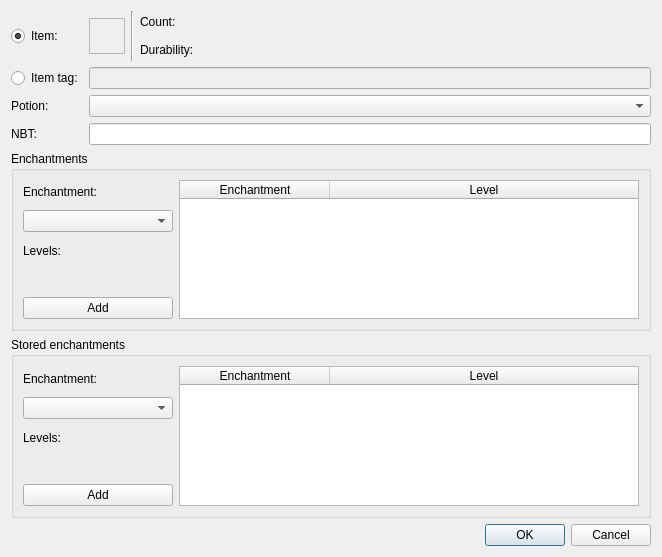
Above: src/itemconditiondialog.ui from IoeCmcomc/MCDatapacker before the change. Below: the same form after it.
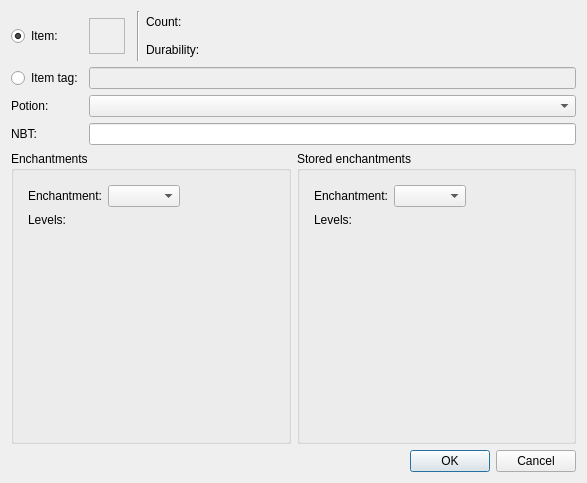
That is the form after the change. Custom widgets are drawn as their Qt base class.

Commit message:
[Refactor] Replace tables in ItemConditionDialog with ExtendedTableWidget
ItemConditionDialog:
- from_1_17 is no longer a class member.

DataWidgetControllerExtendedTableWidget:
- New DataWidgetController subclass wrapping a ExtendedTableWidget
object.

DataWidgetControllerInventorySlot:
- Fix hasAcceptableValue() return wrong value.

ExtendedTableWidget:
- Fix old container widget not getting deleted in a modal dialog;
- Renamed __qt__passive_table to table.

What changed in the file:
```diff
--- a/src/itemconditiondialog.ui
+++ b/src/itemconditiondialog.ui
@@ -6,14 +6,185 @@
    <rect>
     <x>0</x>
     <y>0</y>
-    <width>662</width>
-    <height>557</height>
+    <width>587</width>
+    <height>483</height>
    </rect>
   </property>
   <property name="windowTitle">
    <string>Item condition</string>
   </property>
   <layout class="QGridLayout" name="gridLayout_3">
+   <item row="0" column="3" rowspan="2">
+    <widget class="Line" name="line">
+     <property name="orientation">
+      <enum>Qt::Vertical</enum>
+     </property>
+    </widget>
+   </item>
+   <item row="0" column="4">
+    <widget class="QLabel" name="label">
+     <property name="text">
+      <string>Count:</string>
+     </property>
+    </widget>
+   </item>
+   <item row="6" column="0" colspan="8">
+    <layout class="QHBoxLayout" name="horizontalLayout">
+     <item>
+      <widget class="QGroupBox" name="groupBox">
+       <property name="title">
+        <string>Enchantments</string>
+       </property>
+       <layout class="QGridLayout" name="gridLayout">
+        <property name="leftMargin">
+         <number>5</number>
+        </property>
+        <property name="topMargin">
+         <number>5</number>
+        </property>
+        <property name="rightMargin">
+         <number>5</number>
+        </property>
+        <property name="bottomMargin">
+         <number>5</number>
+        </property>
+        <item row="0" column="0">
+         <widget class="ExtendedTableWidget" name="enchantmentsTable">
+          <property name="jsonMode">
+           <enum>ExtendedTableWidget::List</enum>
+          </property>
+          <property name="columnTitles">
+           <stringlist>
+            <string>Enchantment</string>
+            <string>Levels</string>
+           </stringlist>
+          </property>
+          <widget class="QFrame" name="enchantsContainer">
+           <layout class="QFormLayout" name="formLayout_2">
+            <item row="0" column="1">
+             <widget class="QComboBox" name="enchant_combo"/>
+            </item>
+            <item row="0" column="0">
+             <widget class="QLabel" name="label_3">
+              <property name="text">
+               <string>Enchantment:</string>
+              </property>
+             </widget>
+            </item>
+            <item row="1" column="1">
+             <widget class="NumberProvider" name="enchant_levelInput">
+              <property name="sizePolicy">
+               <sizepolicy hsizetype="Preferred" vsizetype="Fixed">
+                <horstretch>0</horstretch>
+                <verstretch>0</verstretch>
+               </sizepolicy>
+              </property>
+              <property name="modes">
+               <set>NumberProvider::ExactAndRange</set>
+              </property>
+             </widget>
+            </item>
+            <item row="1" column="0">
+             <widget class="QLabel" name="label_4">
+              <property name="text">
+               <string>Levels:</string>
+              </property>
+             </widget>
+            </item>
+           </layout>
+          </widget>
+         </widget>
+        </item>
+       </layout>
+      </widget>
+     </item>
+     <item>
+      <widget class="QGroupBox" name="groupBox_2">
+       <property name="title">
+        <string>Stored enchantments</string>
+       </property>
+       <layout class="QGridLayout" name="gridLayout_2">
+        <property name="leftMargin">
+         <number>5</number>
+        </property>
+        <property name="topMargin">
+         <number>5</number>
+        </property>
+        <property name="rightMargin">
+         <number>5</number>
+        </property>
+        <property name="bottomMargin">
+         <number>5</number>
+        </property>
+        <item row="0" column="0">
+         <widget class="ExtendedTableWidget" name="storedEnchantsTable">
+          <property name="jsonMode">
+           <enum>ExtendedTableWidget::List</enum>
+          </property>
+          <property name="columnTitles">
+           <stringlist>
+            <string>Enchantment</string>
+            <string>Levels</string>
+           </stringlist>
+          </property>
+          <widget class="QFrame" name="storedEnchantsContainer">
+           <layout class="QFormLayout" name="formLayout">
+            <item row="0" column="1">
+             <widget class="QComboBox" name="stored_combo"/>
+            </item>
+            <item row="0" column="0">
+             <widget class="QLabel" name="label_5">
+              <property name="text">
+               <string>Enchantment:</string>
+              </property>
+             </widget>
+            </item>
+            <item row="1" column="1">
+             <widget class="NumberProvider" name="stored_levelInput">
+              <property name="sizePolicy">
+               <sizepolicy hsizetype="Preferred" vsizetype="Fixed">
+                <horstretch>0</horstretch>
+                <verstretch>0</verstretch>
+               </sizepolicy>
+              </property>
+              <property name="modes">
+               <set>NumberProvider::ExactAndRange</set>
+              </property>
+             </widget>
+            </item>
+            <item row="1" column="0">
+             <widget class="QLabel" name="label_6">
+              <property name="text">
+               <string>Levels:</string>
+              </property>
+             </widget>
+            </item>
+           </layout>
+          </widget>
+         </widget>
+        </item>
+       </layout>
+      </widget>
+     </item>
+    </layout>
+   </item>
+   <item row="4" column="0">
+    <widget class="QLabel" name="label_9">
+     <property name="text">
+      <string>Potion:</string>
+     </property>
+    </widget>
+   </item>
+   <item row="7" column="7">
+    <widget class="QDialogButtonBox" name="buttonBox">
+     <property name="orientation">
+      <enum>Qt::Horizontal</enum>
+     </property>
+     <property name="standardButtons">
+      <set>QDialogButtonBox::Cancel|QDialogButtonBox::Ok</set>
+     </property>
+    </widget>
+   </item>
    <item row="0" column="1" rowspan="2">
     <widget class="InventorySlot" name="itemSlot">
      <property name="sizePolicy">
@@ -36,273 +207,46 @@
      </property>
     </widget>
    </item>
-   <item row="0" column="5">
-    <widget class="NumberProvider" name="countInput">
-     <property name="sizePolicy">
-      <sizepolicy hsizetype="Preferred" vsizetype="Fixed">
-       <horstretch>0</horstretch>
-       <verstretch>0</verstretch>
-      </sizepolicy>
-     </property>
-     <property name="minimumSize">
-      <size>
-       <width>150</width>
-       <height>22</height>
-      </size>
-     </property>
-     <property name="frameShadow">
-      <enum>QFrame::Raised</enum>
-     </property>
-     <property name="modes">
-      <set>NumberProvider::ExactAndRange</set>
-     </property>
-    </widget>
-   </item>
-   <item row="1" column="4" colspan="2">
-    <widget class="NumberProvider" name="durabilityInput">
-     <property name="sizePolicy">
-      <sizepolicy hsizetype="Preferred" vsizetype="Fixed">
-       <horstretch>0</horstretch>
-       <verstretch>0</verstretch>
-      </sizepolicy>
-     </property>
-     <property name="minimumSize">
-      <size>
-       <width>150</width>
-       <height>22</height>
-      </size>
-     </property>
-     <property name="frameShadow">
-      <enum>QFrame::Raised</enum>
-     </property>
-     <property name="modes">
-      <set>NumberProvider::ExactAndRange</set>
-     </property>
-    </widget>
-   </item>
-   <item row="2" column="1" colspan="5">
-    <widget class="QLineEdit" name="itemTagEdit">
-     <property name="enabled">
-      <bool>false</bool>
-     </property>
-    </widget>
-   </item>
-   <item row="6" column="0">
-    <widget class="QLabel" name="label_10">
-     <property name="text">
-      <string>NBT:</string>
-     </property>
-    </widget>
-   </item>
-   <item row="9" column="5">
-    <widget class="QDialogButtonBox" name="buttonBox">
-     <property name="orientation">
-      <enum>Qt::Horizontal</enum>
-     </property>
-     <property name="standardButtons">
-      <set>QDialogButtonBox::Cancel|QDialogButtonBox::Ok</set>
-     </property>
-    </widget>
-   </item>
-   <item row="8" column="0" colspan="6">
-    <widget class="QGroupBox" name="groupBox_2">
-     <property name="title">
-      <string>Stored enchantments</string>
-     </property>
-     <layout class="QGridLayout" name="gridLayout_2">
-      <item row="0" column="0">
-       <widget class="QLabel" name="label_5">
-        <property name="text">
-         <string>Enchantment:</string>
-        </property>
-       </widget>
-      </item>
-      <item row="1" column="0">
-       <widget class="QComboBox" name="stored_combo"/>
-      </item>
-      <item row="2" column="0">
-       <widget class="QLabel" name="label_6">
-        <property name="text">
-         <string>Levels:</string>
-        </property>
-       </widget>
-      </item>
-      <item row="3" column="0">
-       <widget class="NumberProvider" name="stored_levelInput">
-        <property name="sizePolicy">
-         <sizepolicy hsizetype="Preferred" vsizetype="Fixed">
-          <horstretch>0</horstretch>
-          <verstretch>0</verstretch>
-         </sizepolicy>
-        </property>
-        <property name="minimumSize">
-         <size>
-          <width>150</width>
-          <height>22</height>
-         </size>
-        </property>
-        <property name="modes">
-         <set>NumberProvider::ExactAndRange</set>
-        </property>
-       </widget>
-      </item>
-      <item row="4" column="0">
-       <widget class="QPushButton" name="stored_addBtn">
-        <property name="text">
-         <string>Add</string>
-        </property>
-       </widget>
-      </item>
-      <item row="0" column="1" rowspan="5">
-       <widget class="QTableWidget" name="stored_table">
-        <property name="toolTip">
-         <string>Right click a row to delete it.</string>
-        </property>
-        <property name="alternatingRowColors">
-         <bool>true</bool>
-        </property>
-        <property name="selectionMode">
-         <enum>QAbstractItemView::SingleSelection</enum>
-        </property>
-        <property name="horizontalScrollMode">
-         <enum>QAbstractItemView::ScrollPerPixel</enum>
-        </property>
-        <attribute name="horizontalHeaderDefaultSectionSize">
-         <number>150</number>
-        </attribute>
-        <attribute name="horizontalHeaderStretchLastSection">
-         <bool>true</bool>
-        </attribute>
-        <column>
-         <property name="text">
-          <string>Enchantment</string>
-         </property>
-        </column>
-        <column>
-         <property name="text">
-          <string>Level</string>
-         </property>
-        </column>
-       </widget>
-      </item>
-     </layout>
-    </widget>
-   </item>
-   <item row="7" column="0" colspan="6">
-    <widget class="QGroupBox" name="groupBox">
-     <property name="title">
-      <string>Enchantments</string>
-     </property>
-     <layout class="QGridLayout" name="gridLayout">
-      <item row="0" column="0">
-       <widget class="QLabel" name="label_3">
-        <property name="text">
-         <string>Enchantment:</string>
-        </property>
-       </widget>
-      </item>
-      <item row="1" column="0">
-       <widget class="QComboBox" name="enchant_combo"/>
-      </item>
-      <item row="2" column="0">
-       <widget class="QLabel" name="label_4">
-        <property name="text">
-         <string>Levels:</string>
-        </property>
-       </widget>
-      </item>
-      <item row="3" column="0">
-       <widget class="NumberProvider" name="enchant_levelInput">
-        <property name="sizePolicy">
-         <sizepolicy hsizetype="Preferred" vsizetype="Fixed">
-          <horstretch>0</horstretch>
-          <verstretch>0</verstretch>
-         </sizepolicy>
-        </property>
-        <property name="minimumSize">
-         <size>
-          <width>150</width>
-          <height>22</height>
-         </size>
-        </property>
-        <property name="modes">
-         <set>NumberProvider::ExactAndRange</set>
-        </property>
-       </widget>
-      </item>
-      <item row="4" column="0">
-       <widget class="QPushButton" name="enchant_addBtn">
-        <property name="text">
-         <string>Add</string>
-        </property>
-       </widget>
-      </item>
-      <item row="0" column="1" rowspan="5">
-       <widget class="QTableWidget" name="enchant_table">
-        <property name="toolTip">
-         <string>Right click a row to delete it.</string>
-        </property>
-        <property name="alternatingRowColors">
-         <bool>true</bool>
-        </property>
-        <property name="selectionMode">
-         <enum>QAbstractItemView::SingleSelection</enum>
-        </property>
-        <property name="horizontalScrollMode">
-         <enum>QAbstractItemView::ScrollPerPixel</enum>
-        </property>
-        <attribute name="horizontalHeaderDefaultSectionSize">
-         <number>150</number>
-        </attribute>
-        <attribute name="horizontalHeaderStretchLastSection">
-         <bool>true</bool>
-        </attribute>
-        <column>
-         <property name="text">
-          <string>Enchantment</string>
-         </property>
-        </column>
-        <column>
-         <property name="text">
-          <string>Level</string>
-         </property>
-        </column>
-       </widget>
-      </item>
-     </layout>
-    </widget>
-   </item>
-   <item row="0" column="3">
-    <widget class="QLabel" name="label">
-     <property name="text">
-      <string>Count:</string>
-     </property>
-    </widget>
-   </item>
-   <item row="1" column="3">
+   <item row="1" column="4">
     <widget class="QLabel" name="label_2">
      <property name="text">
       <string>Durability:</string>
      </property>
     </widget>
    </item>
+   <item row="0" column="5" colspan="3">
+    <widget class="NumberProvider" name="countInput">
+     <property name="sizePolicy">
+      <sizepolicy hsizetype="Preferred" vsizetype="Fixed">
+       <horstretch>0</horstretch>
+       <verstretch>0</verstretch>
+      </sizepolicy>
+     </property>
+     <property name="minimumSize">
+      <size>
+       <width>150</width>
+       <height>22</height>
+      </size>
+     </property>
+     <property name="frameShadow">
+      <enum>QFrame::Raised</enum>
+     </property>
+     <property name="modes">
+      <set>NumberProvider::ExactAndRange</set>
+     </property>
+    </widget>
+   </item>
    <item row="5" column="0">
-    <widget class="QLabel" name="label_9">
+    <widget class="QLabel" name="label_10">
      <property name="text">
-      <string>Potion:</string>
+      <string>NBT:</string>
      </property>
     </widget>
    </item>
-   <item row="6" column="1" colspan="5">
-    <widget class="QLineEdit" name="NBTEdit"/>
-   </item>
-   <item row="5" column="1" colspan="5">
-    <widget class="QComboBox" name="potionCombo"/>
-   </item>
-   <item row="0" column="2" rowspan="2">
-    <widget class="Line" name="line">
-     <property name="orientation">
-      <enum>Qt::Vertical</enum>
+   <item row="2" column="0">
+    <widget class="QRadioButton" name="tagRadio">
+     <property name="text">
+      <string>Item tag:</string>
      </property>
     </widget>
    </item>
@@ -316,16 +260,51 @@
      </property>
     </widget>
    </item>
-   <item row="2" column="0">
-    <widget class="QRadioButton" name="tagRadio">
-     <property name="text">
-      <string>Item tag:</string>
+   <item row="2" column="1" colspan="7">
+    <widget class="QLineEdit" name="itemTagEdit">
+     <property name="enabled">
+      <bool>false</bool>
      </property>
     </widget>
    </item>
+   <item row="1" column="5" colspan="3">
+    <widget class="NumberProvider" name="durabilityInput">
+     <property name="sizePolicy">
+      <sizepolicy hsizetype="Preferred" vsizetype="Fixed">
+       <horstretch>0</horstretch>
+       <verstretch>0</verstretch>
+      </sizepolicy>
+     </property>
+     <property name="minimumSize">
+      <size>
+       <width>150</width>
+       <height>22</height>
+      </size>
+     </property>
+     <property name="frameShadow">
+      <enum>QFrame::Raised</enum>
+     </property>
+     <property name="modes">
+      <set>NumberProvider::ExactAndRange</set>
+     </property>
+    </widget>
+   </item>
+   <item row="4" column="1" colspan="7">
+    <widget class="QComboBox" name="potionCombo"/>
+   </item>
+   <item row="5" column="1" colspan="7">
+    <widget class="QLineEdit" name="NBTEdit"/>
+   </item>
   </layout>
  </widget>
  <customwidgets>
+  <customwidget>
+   <class>ExtendedTableWidget</class>
+   <extends>QWidget</extends>
+   <header>extendedtablewidget.h</header>
+   <addpagemethod>setContainer</addpagemethod>
+   <container>1</container>
+  </customwidget>
   <customwidget>
    <class>NumberProvider</class>
    <extends>QFrame</extends>
```
Left out of the diff: 40 changed lines with no effect on the pictures. The commit also changes 7 other files.
